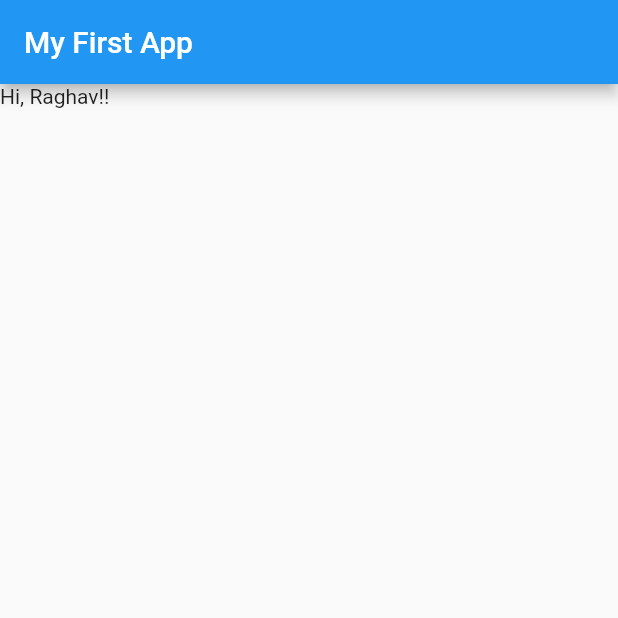
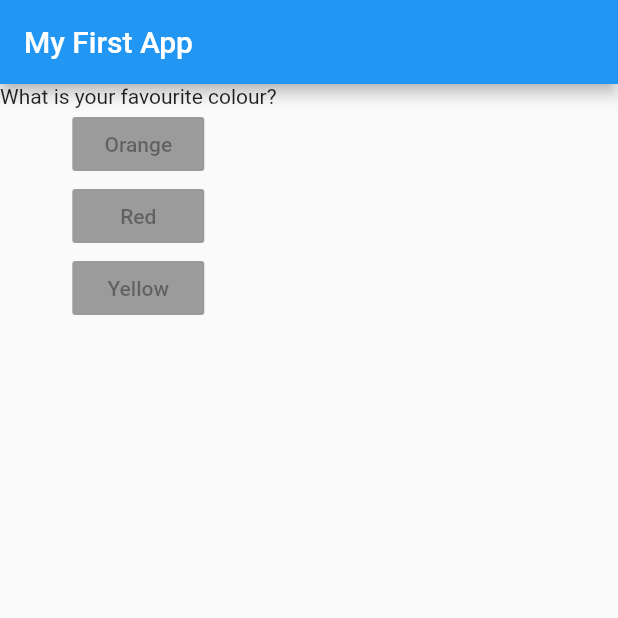
Before and after one commit to sirraghavgupta/flutter-course, a Flutter app: the screen it shows after launch, on a phone screen of 412 x 824 dp, the top half of it. Run offline on Flutter 3.47's test engine with Material 2 defaults, Android fonts, the phone set to English and light mode, and no system bars.

Commit message:
added Column Widget - lec30

```diff
--- a/myapp/lib/main.dart
+++ b/myapp/lib/main.dart
@@ -12,13 +12,32 @@ void main() {
 class MyApp extends StatelessWidget {
   @override
   Widget build(BuildContext context) {
+    var questions = [
+      'Which is your favourite colour?',
+      'Which is your favourite animal?',
+    ];
+
     return MaterialApp(
         home: Scaffold(
       appBar: AppBar(
         // this is he default AppBar
         title: Text('My First App'),
       ),
-      body: Text('Hi, Raghav!!'),
+      body: Column(children: [
+        Text('What is your favourite colour?'),
+        RaisedButton(
+          child: Text('Orange'),
+          onPressed: null,
+        ),
+        RaisedButton(
+          child: Text('Red'),
+          onPressed: null,
+        ),
+        RaisedButton(
+          child: Text('Yellow'),
+          onPressed: null,
+        ),
+      ]),
     ));
   }
 }
```
